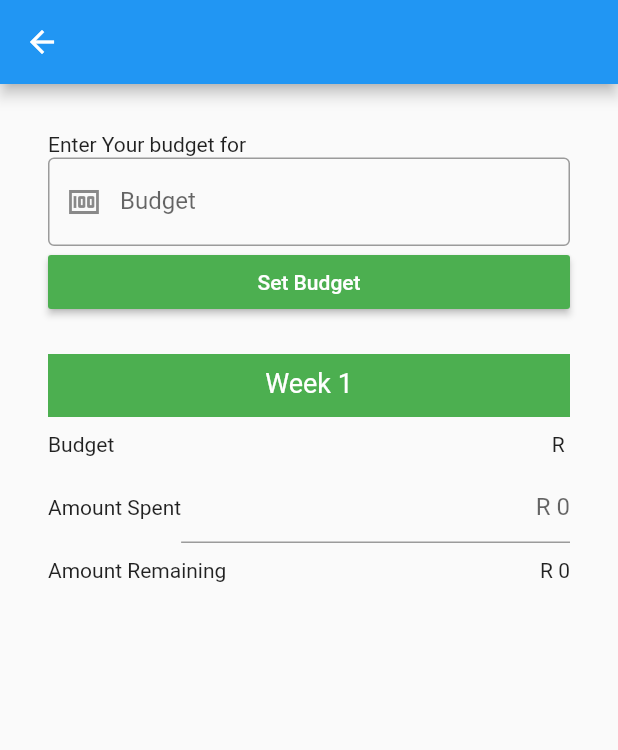
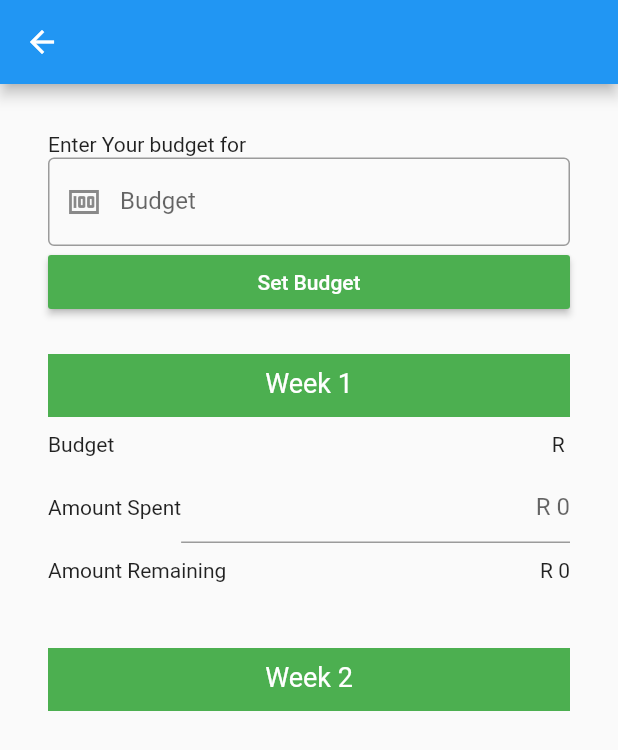
Before and after one commit to COS301-SE-2022/Happy-Muncher, a Flutter app: the Month screen opened directly with empty values, on a phone screen of 412 x 824 dp. Shown: the top 750 px of the screen. Run offline on Flutter 3.47's test engine with Material 2 defaults, Android fonts, the phone set to English and light mode, and no system bars; Roboto replaces fonts that are missing (Arial).

Commit message:
week 2 created

```diff
--- a/happy_mucher_frontend/lib/pages/month.dart
+++ b/happy_mucher_frontend/lib/pages/month.dart
@@ -74,8 +74,8 @@ class MyMonthState extends State<Month> {
           ),
           const SizedBox(height: 24),
           WeekOne(),
-          // const SizedBox(height: 24),
-          // WeekTwo(),
+          const SizedBox(height: 24),
+          WeekTwo(),
           // const SizedBox(height: 24),
           // WeekThree(),
           // const SizedBox(height: 24),
@@ -160,63 +160,63 @@ class MyMonthState extends State<Month> {
         const SizedBox(height: 10),
       ]));
 
-  // Widget WeekTwo() => Container(
-  //         child: Column(children: [
-  //       Container(
-  //         child: Container(
-  //           width: 600.0,
-  //           height: 42.0,
-  //           decoration: const BoxDecoration(
-  //             color: Colors.green,
-  //           ),
-  //           child: const Center(
-  //             child: Text(
-  //               'Week 2',
-  //               style: TextStyle(
-  //                 fontFamily: 'Arial',
-  //                 fontSize: 18,
-  //                 color: Colors.white,
-  //                 height: 1,
-  //               ),
-  //               textAlign: TextAlign.left,
-  //             ),
-  //           ),
-  //         ),
-  //       ),
-  //       const SizedBox(height: 10),
-  //       Row(
-  //           mainAxisAlignment: MainAxisAlignment.spaceBetween,
-  //           children: [const Text("Budget"), Text("R" + budget)]),
-  //       const SizedBox(height: 10),
-  //       Row(mainAxisAlignment: MainAxisAlignment.spaceBetween, children: [
-  //         const Text("Amount Spent"),
-  //         Flexible(
-  //             child: TextField(
-  //           textAlign: TextAlign.right,
-  //           controller: spentTwoController,
-  //           decoration: const InputDecoration(
-  //             hintText: 'R 0',
-  //           ),
-  //           keyboardType: TextInputType.number,
-  //           textInputAction: TextInputAction.done,
-  //           onSubmitted: (value) {
-  //             setState(() {
-  //               spent2 = spentTwoController.text;
-  //               double left = double.parse(spent2);
-  //               totSpent += double.parse(spent2);
-  //               left = bud - left;
-  //               rem2 = left.toString();
-  //               totRem += left;
-  //             });
-  //           },
-  //         ))
-  //       ]),
-  //       const SizedBox(height: 10),
-  //       Row(
-  //           mainAxisAlignment: MainAxisAlignment.spaceBetween,
-  //           children: [const Text("Amount Remaining"), Text("R " + rem2)]),
-  //       const SizedBox(height: 10),
-  //     ]));
+  Widget WeekTwo() => Container(
+          child: Column(children: [
+        Container(
+          child: Container(
+            width: 600.0,
+            height: 42.0,
+            decoration: const BoxDecoration(
+              color: Colors.green,
+            ),
+            child: const Center(
+              child: Text(
+                'Week 2',
+                style: TextStyle(
+                  fontFamily: 'Arial',
+                  fontSize: 18,
+                  color: Colors.white,
+                  height: 1,
+                ),
+                textAlign: TextAlign.left,
+              ),
+            ),
+          ),
+        ),
+        // const SizedBox(height: 10),
+        // Row(
+        //     mainAxisAlignment: MainAxisAlignment.spaceBetween,
+        //     children: [const Text("Budget"), Text("R" + budget)]),
+        // const SizedBox(height: 10),
+        // Row(mainAxisAlignment: MainAxisAlignment.spaceBetween, children: [
+        //   const Text("Amount Spent"),
+        //   Flexible(
+        //       child: TextField(
+        //     textAlign: TextAlign.right,
+        //     controller: spentTwoController,
+        //     decoration: const InputDecoration(
+        //       hintText: 'R 0',
+        //     ),
+        //     keyboardType: TextInputType.number,
+        //     textInputAction: TextInputAction.done,
+        //     onSubmitted: (value) {
+        //       setState(() {
+        //         spent2 = spentTwoController.text;
+        //         double left = double.parse(spent2);
+        //         totSpent += double.parse(spent2);
+        //         left = bud - left;
+        //         rem2 = left.toString();
+        //         totRem += left;
+        //       });
+        //     },
+        //   ))
+        // ]),
+        // const SizedBox(height: 10),
+        // Row(
+        //     mainAxisAlignment: MainAxisAlignment.spaceBetween,
+        //     children: [const Text("Amount Remaining"), Text("R " + rem2)]),
+        // const SizedBox(height: 10),
+      ]));
 
   // Widget WeekThree() => Container(
   //         child: Column(children: [
```
